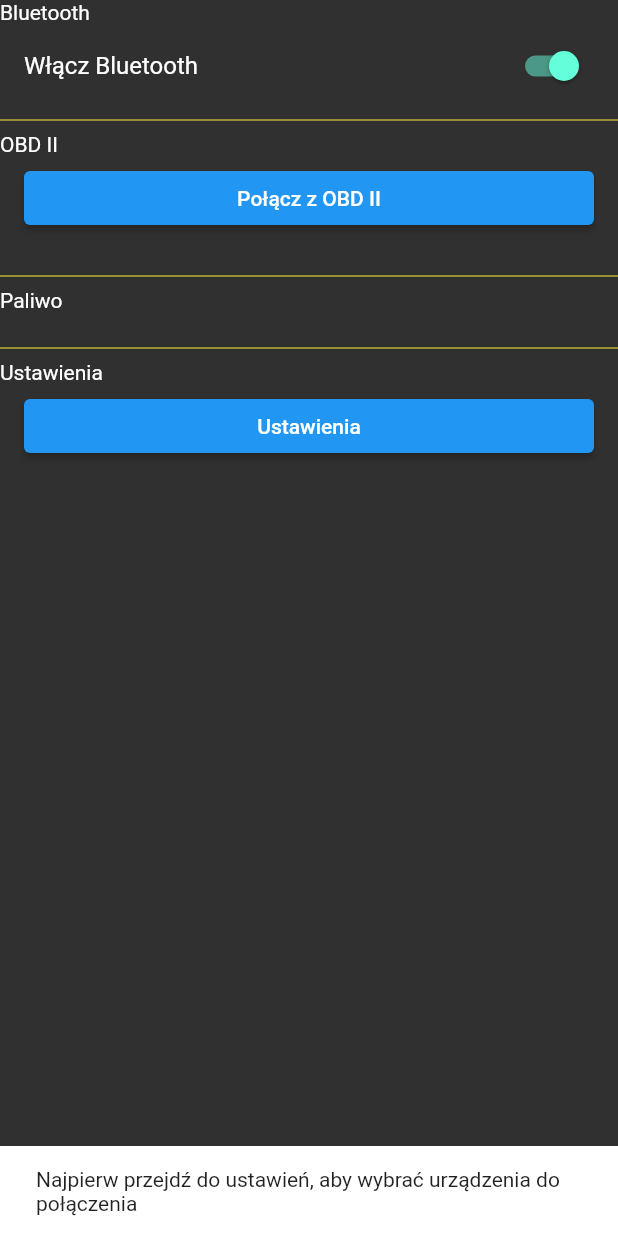
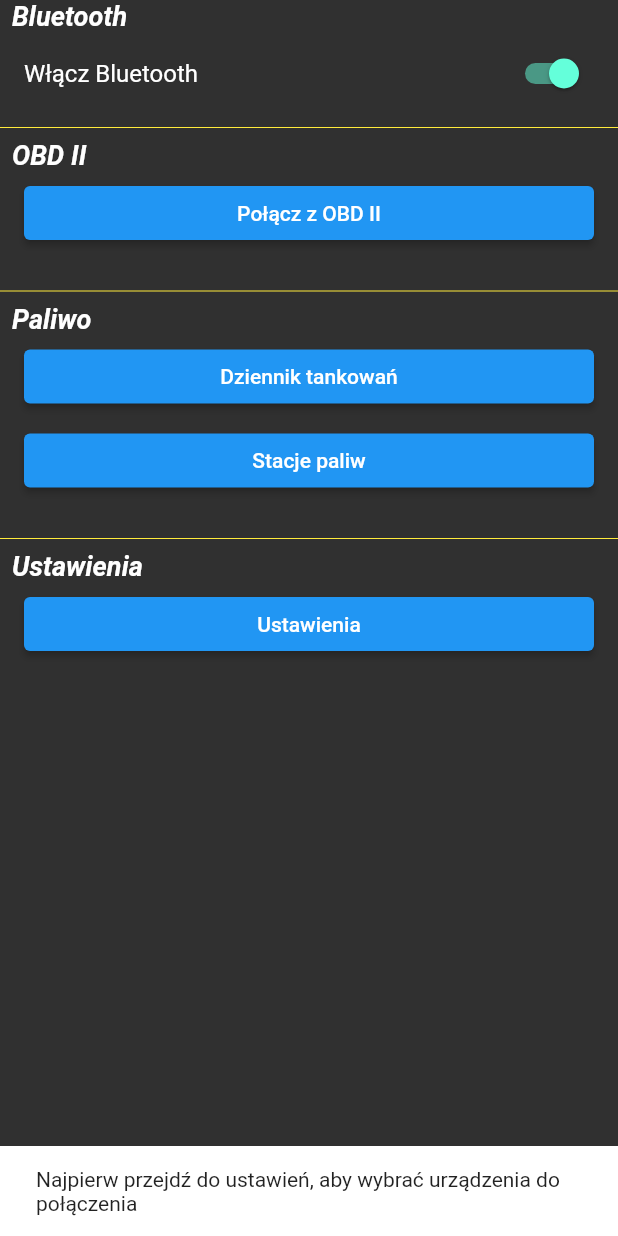
Before and after one commit to Szymanski-Konrad/smart_car, a Flutter app: the screen it shows after launch, after a tap on "Połącz z OBD II", on a phone screen of 412 x 824 dp. Run offline on Flutter 3.47's test engine with Material 2 defaults, Android fonts, the phone set to English and light mode, and no system bars; our stand-ins replace bloc, flutter_bloc, flutter_bluetooth_serial, freezed_annotation, geolocator, line_icons and 1 more; missing offline and left inert: chart_sparkline, environment_sensors, fl_toast, flutter_background, flutter_logs, flutter_mailer and 1 more; generated files the repository leaves out were written again.

Commit message:
fuel logs

```diff
--- a/lib/app.dart
+++ b/lib/app.dart
@@ -122,6 +122,20 @@ class _AppState extends State<App> {
               const SizedBox(height: 16),
               const Divider(color: Colors.yellow),
               const SectionTitle(title: Strings.fuelSection),
+              ListTile(
+                title: ElevatedButton(
+                  child: const Text(Strings.fuelLogs),
+                  onPressed: () {
+                    Navigation.instance.push(SharedRoutes.fuelLogs);
+                  },
+                ),
+              ),
+              ListTile(
+                title: ElevatedButton(
+                  child: const Text(Strings.fuelStations),
+                  onPressed: () {},
+                ),
+              ),
               const SizedBox(height: 16),
               const Divider(color: Colors.yellow),
               const SectionTitle(title: Strings.settings),
@@ -202,6 +216,16 @@ class SectionTitle extends StatelessWidget {
 
   @override
   Widget build(BuildContext context) {
-    return Text(title);
+    return Padding(
+      padding: const EdgeInsets.only(left: 8.0),
+      child: Text(
+        title,
+        style: const TextStyle(
+          fontSize: 18.0,
+          fontStyle: FontStyle.italic,
+          fontWeight: FontWeight.bold,
+        ),
+      ),
+    );
   }
 }
--- a/lib/app/navigation/router.dart
+++ b/lib/app/navigation/router.dart
@@ -5,6 +5,7 @@ import 'package:flutter/material.dart';
 import 'package:smart_car/app/navigation/routes.dart';
 import 'package:smart_car/app.dart';
 import 'package:smart_car/pages/device_search/ui/bonded_devices_page.dart';
+import 'package:smart_car/pages/fuel_logs/ui/fuel_logs_page.dart';
 import 'package:smart_car/pages/live_data/ui/live_data_page.dart';
 import 'package:smart_car/pages/settings/ui/settings_page.dart';
 
@@ -33,6 +34,8 @@ extension on RouteSettings {
         return const SelectBondedDevicePage();
       case SharedRoutes.settings:
         return const SettingsPage();
+      case SharedRoutes.fuelLogs:
+        return const FuelLogsPage();
       default:
         return const App();
     }
--- a/lib/app/navigation/routes.dart
+++ b/lib/app/navigation/routes.dart
@@ -5,4 +5,6 @@ abstract class SharedRoutes {
   static const settings = '/settings';
   static const selectBoundedDevice = '/selectBoundedDevice';
   static const liveData = '/liveData';
+  static const fuelLogs = '/fuelLogs';
+  static const fuelStations = '/fuelStations';
 }
--- a/lib/app/resources/strings.dart
+++ b/lib/app/resources/strings.dart
@@ -14,6 +14,8 @@ abstract class Strings {
   static const String settings = 'Ustawienia';
   static String sendSavedTrips(int count) =>
       'Wyślij $count zapisanych przejazdów';
+  static const String fuelLogs = 'Dziennik tankowań';
+  static const String fuelStations = 'Stacje paliw';
 
   /// Live data
   static const String cannotConnect =
@@ -96,4 +98,7 @@ abstract class Strings {
   static const String burntCO2 = 'Wyemitowane CO2';
   static const String savedCO2 = 'Uratowane CO2';
   static const String averageCO2 = 'Śr. CO2';
+
+  // Fuel logs
+  static const String addYourFirstLog = 'Dodaj swój pierwszy wpis';
 }
--- a/pubspec.yaml
+++ b/pubspec.yaml
@@ -61,6 +61,12 @@ dependencies:
   ionicons: ^0.1.2
   cupertino_icons: ^1.0.2
 
+  # Maps
+  flutter_map: ^0.14.0
+
+  #intl
+  intl: ^0.17.0
+
 dev_dependencies:
   flutter_test:
     sdk: flutter
```
Also changed, not shown: lib/app/resources/data.dart (added, +55 -0 lines), lib/models/coordinates.dart (added, +9 -0 lines), lib/models/fuel_logs/fuel_log.dart (added, +29 -0 lines), lib/pages/fuel_logs/bloc/fuel_logs_cubit.dart (added, +9 -0 lines), lib/pages/fuel_logs/bloc/fuel_logs_state.dart (added, +11 -0 lines), lib/pages/fuel_logs/ui/fuel_logs_page.dart (added, +69 -0 lines), lib/utils/double_extension.dart (added, +16 -0 lines), lib/utils/ui/fuel_log_card.dart (added, +32 -0 lines), pubspec.lock, 1 other file.
